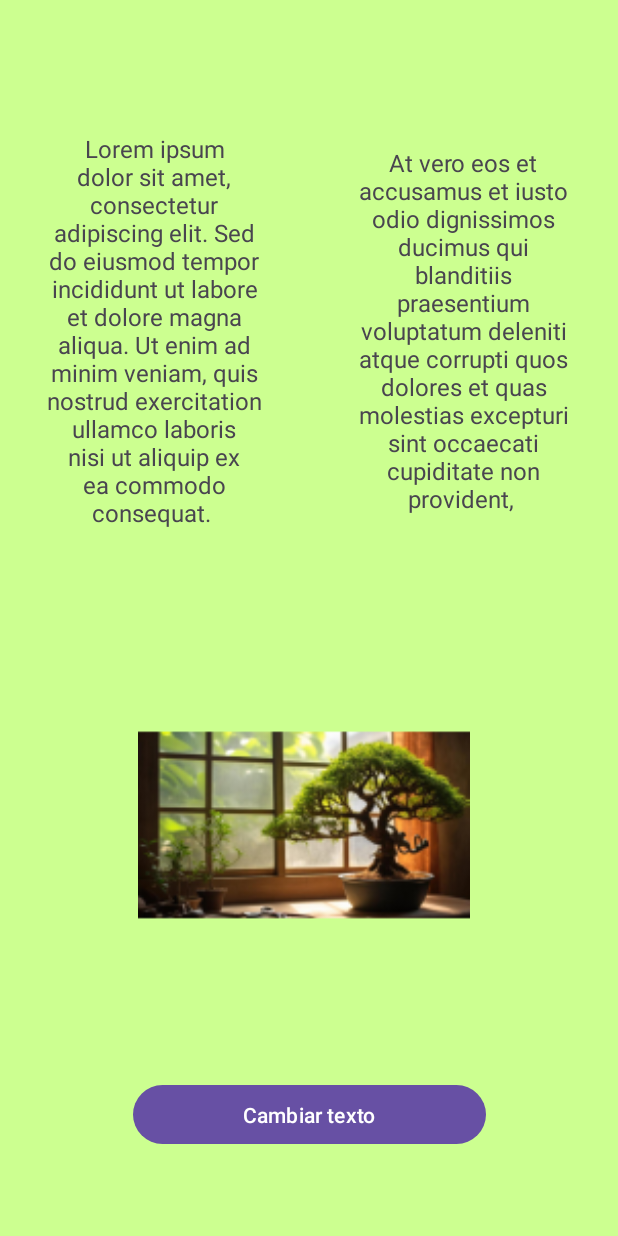
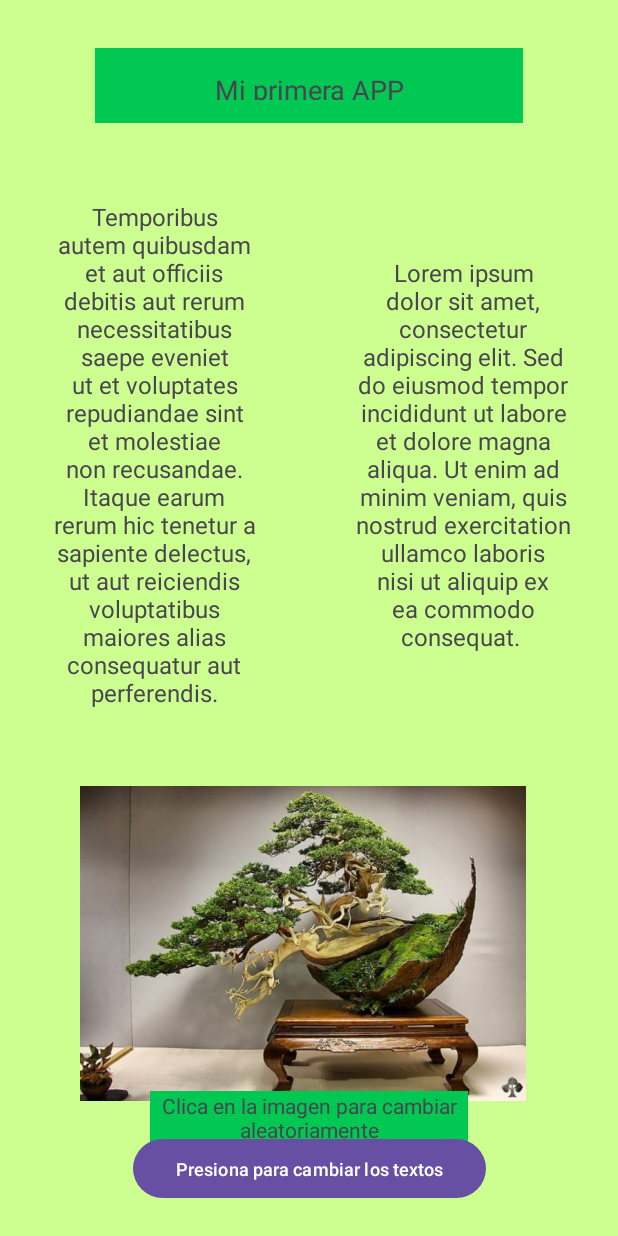
Before and after one commit to saulhervas/Actividad1, an Android app: the screen it shows after launch (MainActivity), on a phone screen of 412 x 824 dp. Run offline under Robolectric (Android 15) with nearby library versions, the phone set to English and light mode, and no system bars.

Commit message:
Añadida cabecera y funcionalidad cambiar imagenes

```diff
--- a/app/src/main/java/com/saulhervas/myapplication/MainActivity.kt
+++ b/app/src/main/java/com/saulhervas/myapplication/MainActivity.kt
@@ -2,6 +2,7 @@ package com.saulhervas.myapplication
 
 import android.os.Bundle
 import android.widget.Button
+import android.widget.ImageView
 import android.widget.TextView
 import androidx.activity.enableEdgeToEdge
 import androidx.appcompat.app.AppCompatActivity
@@ -9,6 +10,20 @@ import androidx.core.view.ViewCompat
 import androidx.core.view.WindowInsetsCompat
 
 class MainActivity : AppCompatActivity() {
+    private lateinit var btn: Button
+    private lateinit var tvleft: TextView
+    private lateinit var tvright: TextView
+    private lateinit var imageView: ImageView
+    val imageList = listOf(
+        R.drawable.bonsai1,
+        R.drawable.bonsai2,
+        R.drawable.bonsai3,
+        R.drawable.bonsai4,
+        R.drawable.bonsai5,
+        R.drawable.bonsai6,
+        R.drawable._1_juniper_bonsai_reyes
+    )
+
     override fun onCreate(savedInstanceState: Bundle?) {
         super.onCreate(savedInstanceState)
         enableEdgeToEdge()
@@ -18,9 +33,11 @@ class MainActivity : AppCompatActivity() {
             v.setPadding(systemBars.left, systemBars.top, systemBars.right, systemBars.bottom)
             insets
         }
-         val btn = findViewById<Button>(R.id.btnCambiar)
-         val tvleft = findViewById<TextView>(R.id.twparrafoIzquierdo)
-         val tvright = findViewById<TextView>(R.id.twparrafoDerecho)
+
+        btn = findViewById(R.id.btnCambiar)
+        tvleft = findViewById(R.id.twparrafoIzquierdo)
+        tvright = findViewById(R.id.twparrafoDerecho)
+        imageView = findViewById(R.id.imageView)
 
         tvleft.text = generarParrafoRandom()
         tvright.text = generarParrafoRandom()
@@ -30,8 +47,15 @@ class MainActivity : AppCompatActivity() {
             tvright.text = generarParrafoRandom()
         }
 
+        imageView = findViewById(R.id.imageView)
+        setImage(getRandomIndex())
+        imageView.setOnClickListener {
+            setImage(getRandomIndex())
+        }
+
     }
 
+    //Funciones
     private fun generarParrafoRandom(): String {
         val parrafos = listOf(
             "Lorem ipsum dolor sit amet, consectetur adipiscing elit. Sed do eiusmod tempor incididunt ut labore et dolore magna aliqua. " +
@@ -40,15 +64,24 @@ class MainActivity : AppCompatActivity() {
             "At vero eos et accusamus et iusto odio dignissimos ducimus qui blanditiis praesentium voluptatum deleniti atque corrupti quos dolores et quas molestias excepturi sint occaecati cupiditate non provident, ",
             "Nam libero tempore, cum soluta nobis est eligendi optio cumque nihil impedit quo minus id quod maxime placeat facere possimus, omnis voluptas assumenda est, omnis dolor repellendus.",
             "Temporibus autem quibusdam et aut officiis debitis aut rerum necessitatibus saepe eveniet ut et voluptates repudiandae sint et molestiae non recusandae. Itaque earum rerum hic tenetur a sapiente delectus, " +
-                    "ut aut reiciendis voluptatibus maiores alias consequatur aut perferendis doloribus asperiores repellat.",
+                    "ut aut reiciendis voluptatibus maiores alias consequatur aut perferendis.",
             "Sed eget elit mauris. Integer ut tellus et dui tempus varius. Vivamus non odio orci. Integer in luctus libero. Etiam id diam eget quam pulvinar tincidunt. Vivamus accumsan nulla id tempus vestibulum",
             "Lorem ipsum dolor sit amet, consectetur adipiscing elit. Nullam ac magna sapien. Nulla ultricies, nulla sed finibus bibendum, magna magna malesuada nulla, a laoreet odio nulla vel nunc. Vestibulum auctor, " +
-                    "libero vel malesuada consequat, felis libero hendrerit dolor, vel dapibus tortor neque vel sem.",
-            "Pellentesque habitant morbi tristique senectus et netus et malesuada fames ac turpis egestas."
+                    "libero vel malesuada consequat, felis libero hendrerit dolor.",
+            "Pellentesque habitant morbi tristique senectus et netus et malesuada fames ac turpis egestas.",
+            "In hac habitasse platea dictumst. Nulla vitae elit libero, a pharetra augue.",
+            "Lorem ipsum dolor sit amet, consectetur adipiscing elit."
 
         )
         return parrafos.random()
     }
 
+    private fun setImage(index: Int) {
+        imageView.setImageResource(imageList[index])
+    }
+
+    private fun getRandomIndex(): Int {
+        return imageList.indices.random()
+    }
 
 }
--- a/app/src/main/res/layout/activity_main.xml
+++ b/app/src/main/res/layout/activity_main.xml
@@ -9,6 +9,23 @@
     tools:context=".MainActivity">
 
     <TextView
+        android:id="@+id/twInicio"
+        android:layout_width="285dp"
+        android:layout_height="50dp"
+        android:layout_marginStart="50dp"
+        android:layout_marginTop="32dp"
+        android:layout_marginEnd="50dp"
+        android:background="#00C853"
+        android:gravity="center"
+        android:padding="15dp"
+        android:text="@string/actividad"
+        android:textSize="18dp"
+        app:layout_constraintEnd_toEndOf="parent"
+        app:layout_constraintHorizontal_bias="0.497"
+        app:layout_constraintStart_toStartOf="parent"
+        app:layout_constraintTop_toTopOf="parent" />
+
+    <TextView
         android:id="@+id/twparrafoIzquierdo"
         android:layout_width="0dp"
         android:layout_height="wrap_content"
@@ -16,10 +33,10 @@
         android:gravity="center"
         android:text="Hello World!"
         android:textSize="16dp"
-        app:layout_constraintBottom_toTopOf="@+id/iwImagen"
+        app:layout_constraintBottom_toTopOf="@+id/imageView"
         app:layout_constraintEnd_toStartOf="@+id/twparrafoDerecho"
         app:layout_constraintStart_toStartOf="parent"
-        app:layout_constraintTop_toTopOf="parent" />
+        app:layout_constraintTop_toBottomOf="@+id/twInicio" />
 
     <TextView
         android:id="@+id/twparrafoDerecho"
@@ -29,32 +46,46 @@
         android:gravity="center"
         android:text="Hello World!"
         android:textSize="16dp"
-        app:layout_constraintBottom_toTopOf="@+id/iwImagen"
+        app:layout_constraintBottom_toTopOf="@+id/imageView"
         app:layout_constraintEnd_toEndOf="parent"
         app:layout_constraintStart_toEndOf="@+id/twparrafoIzquierdo"
-        app:layout_constraintTop_toTopOf="parent" />
+        app:layout_constraintTop_toBottomOf="@+id/twInicio" />
 
     <ImageView
-        android:id="@+id/iwImagen"
-        android:layout_width="242dp"
-        android:layout_height="221dp"
-        android:src="@mipmap/ic_bonsai"
+        android:id="@+id/imageView"
+        android:layout_width="321dp"
+        android:layout_height="210dp"
+        android:src="@drawable/_1_juniper_bonsai_reyes"
         app:layout_constraintBottom_toTopOf="@+id/btnCambiar"
         app:layout_constraintEnd_toEndOf="parent"
-        app:layout_constraintHorizontal_bias="0.479"
+        app:layout_constraintHorizontal_bias="0.455"
         app:layout_constraintStart_toStartOf="parent"
         app:layout_constraintTop_toBottomOf="@+id/twparrafoIzquierdo" />
+
+    <TextView
+        android:id="@+id/textView2"
+        android:layout_width="0dp"
+        android:layout_height="wrap_content"
+        android:layout_marginStart="100dp"
+        android:layout_marginEnd="100dp"
+        android:background="#00C853"
+        android:gravity="center"
+        android:text="@string/imagenes"
+        app:layout_constraintBottom_toTopOf="@+id/btnCambiar"
+        app:layout_constraintEnd_toEndOf="parent"
+        app:layout_constraintStart_toStartOf="parent"
+        app:layout_constraintTop_toBottomOf="@+id/imageView" />
 
     <Button
         android:id="@+id/btnCambiar"
         android:layout_width="235dp"
         android:layout_height="47dp"
-        android:text="Cambiar texto"
+        android:text="Presiona para cambiar los textos"
+        android:textSize="12dp"
         app:layout_constraintBottom_toBottomOf="parent"
         app:layout_constraintEnd_toEndOf="parent"
         app:layout_constraintStart_toStartOf="parent"
-        app:layout_constraintTop_toBottomOf="@+id/iwImagen"
-        app:layout_constraintVertical_bias="0.1" />
+        app:layout_constraintTop_toBottomOf="@+id/imageView" />
 
 
 </androidx.constraintlayout.widget.ConstraintLayout>
--- a/app/src/main/res/mipmap-anydpi-v26/ic_launcher.xml
+++ b/app/src/main/res/mipmap-anydpi-v26/ic_launcher.xml
@@ -1,5 +1,5 @@
 <?xml version="1.0" encoding="utf-8"?>
 <adaptive-icon xmlns:android="http://schemas.android.com/apk/res/android">
     <background android:drawable="@drawable/ic_launcher_background"/>
-    <foreground android:drawable="@mipmap/ic_bonsai"/>
+
 </adaptive-icon>
--- a/app/src/main/res/mipmap-anydpi-v26/ic_launcher_round.xml
+++ b/app/src/main/res/mipmap-anydpi-v26/ic_launcher_round.xml
@@ -1,5 +1,5 @@
 <?xml version="1.0" encoding="utf-8"?>
 <adaptive-icon xmlns:android="http://schemas.android.com/apk/res/android">
     <background android:drawable="@drawable/ic_launcher_background"/>
-    <foreground android:drawable="@mipmap/ic_bonsai"/>
+
 </adaptive-icon>
--- a/app/src/main/res/values/strings.xml
+++ b/app/src/main/res/values/strings.xml
@@ -1,3 +1,5 @@
 <resources>
     <string name="app_name">Actividad1</string>
+    <string name="actividad">Mi primera APP</string>
+    <string name="imagenes">Clica en la imagen para cambiar aleatoriamente</string>
 </resources>
```
Also changed, not shown: app/src/main/res/drawable/_1_juniper_bonsai_reyes.jpg (added), app/src/main/res/drawable/bonsai1.webp (added), app/src/main/res/drawable/bonsai2.webp (added), app/src/main/res/drawable/bonsai3.jpg (added), app/src/main/res/drawable/bonsai4.jpg (added), app/src/main/res/drawable/bonsai5.jpg (added), app/src/main/res/drawable/bonsai6.jpg (added), app/src/main/res/mipmap-hdpi/ic_bonsai.webp (deleted), app/src/main/res/mipmap-mdpi/ic_bonsai.webp (deleted), app/src/main/res/mipmap-xhdpi/ic_bonsai.webp (deleted), app/src/main/res/mipmap-xxhdpi/ic_bonsai.webp (deleted), app/src/main/res/mipmap-xxxhdpi/ic_bonsai.webp (deleted).
